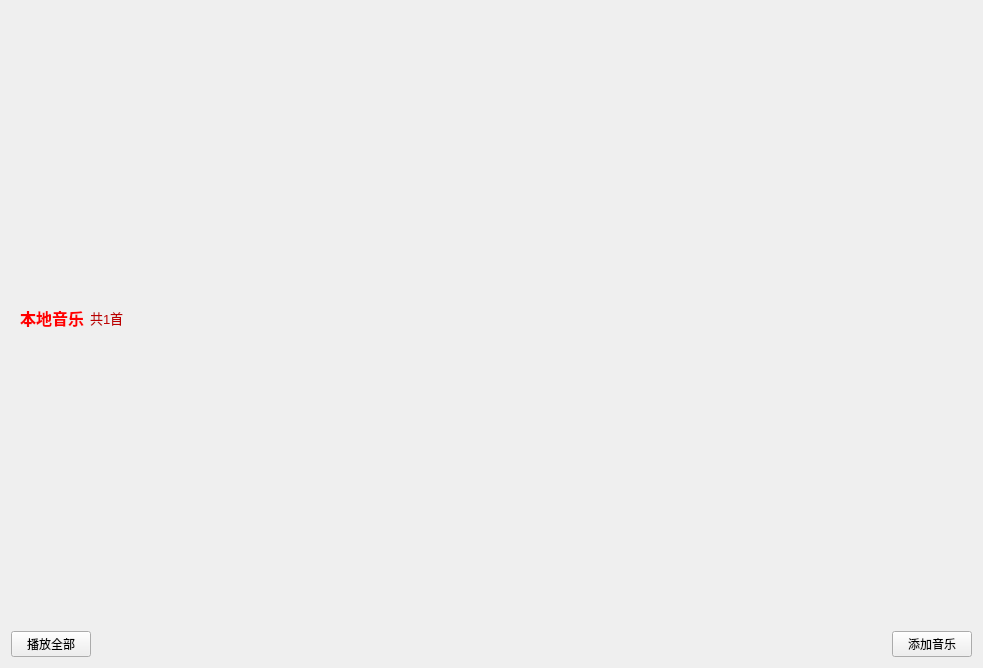
Old version of the form musicWindow.ui in the repository ZHKU-Robot/MusicPlay.
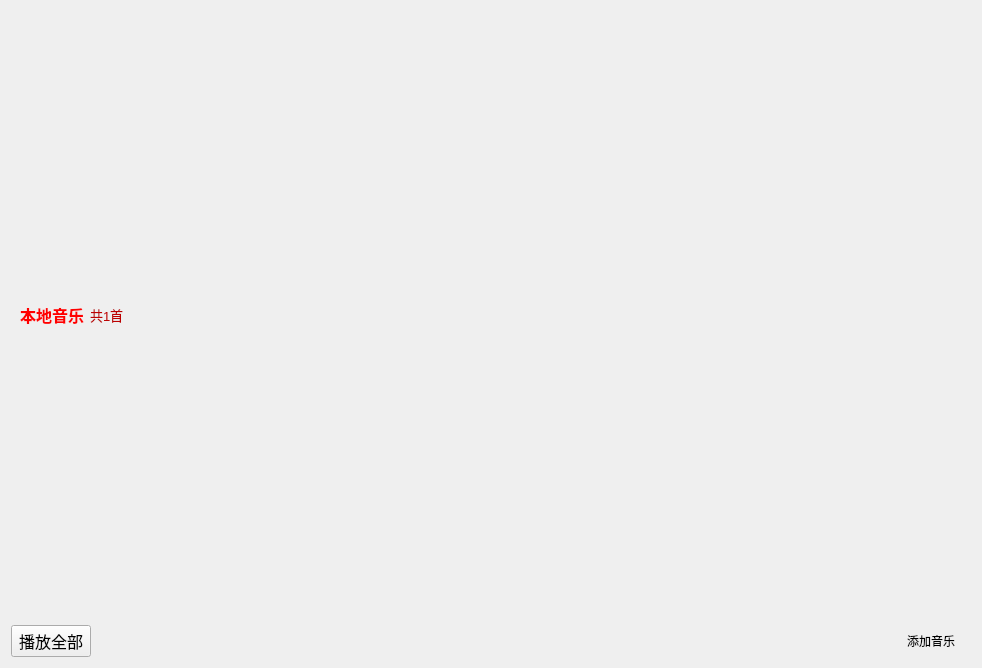
New version of the form. Icons and pictures are not drawn.

```diff
--- a/musicWindow.ui
+++ b/musicWindow.ui
@@ -6,7 +6,7 @@
    <rect>
     <x>0</x>
     <y>0</y>
-    <width>983</width>
+    <width>982</width>
     <height>668</height>
    </rect>
   </property>
@@ -76,9 +76,40 @@
     <layout class="QHBoxLayout" name="horizontalLayout">
      <item>
       <widget class="QPushButton" name="pushButton">
+       <property name="font">
+        <font>
+         <family>Arial</family>
+         <pointsize>12</pointsize>
+        </font>
+       </property>
+       <property name="styleSheet">
+        <string notr="true">QPushButton {
+background-color: rgb(225, 0, 21);
+color: rgb(244, 246, 255);
+border-width:10px;
+border-height:5px;
+}
+
+
+QPushButton::pressed{
+    background-color: qlineargradient(x1: 0, y1: 0, x2: 0, y2: 1,stop: 0 #dadbde, stop: 1 #f6f7fa);};</string>
+       </property>
        <property name="text">
         <string>播放全部</string>
        </property>
+       <property name="icon">
+        <iconset resource="res.qrc">
+         <normaloff>:/buttonicon/MusicButtonIcon/playall.svg</normaloff>:/buttonicon/MusicButtonIcon/playall.svg</iconset>
+       </property>
+       <property name="iconSize">
+        <size>
+         <width>20</width>
+         <height>20</height>
+        </size>
+       </property>
+       <property name="flat">
+        <bool>false</bool>
+       </property>
       </widget>
      </item>
      <item>
@@ -96,9 +127,26 @@
      </item>
      <item>
       <widget class="QPushButton" name="pushButton_2">
+       <property name="styleSheet">
+        <string notr="true">QPushButton {
+
+	color: rgb(17, 108, 255);
+}
+
+
+QPushButton::pressed{
+    background-color: qlineargradient(x1: 0, y1: 0, x2: 0, y2: 1,stop: 0 #dadbde, stop: 1 #f6f7fa);};</string>
+       </property>
        <property name="text">
         <string>添加音乐</string>
        </property>
+       <property name="icon">
+        <iconset resource="res.qrc">
+         <normaloff>:/buttonicon/MusicButtonIcon/add.svg</normaloff>:/buttonicon/MusicButtonIcon/add.svg</iconset>
+       </property>
+       <property name="flat">
+        <bool>true</bool>
+       </property>
       </widget>
      </item>
     </layout>
```
